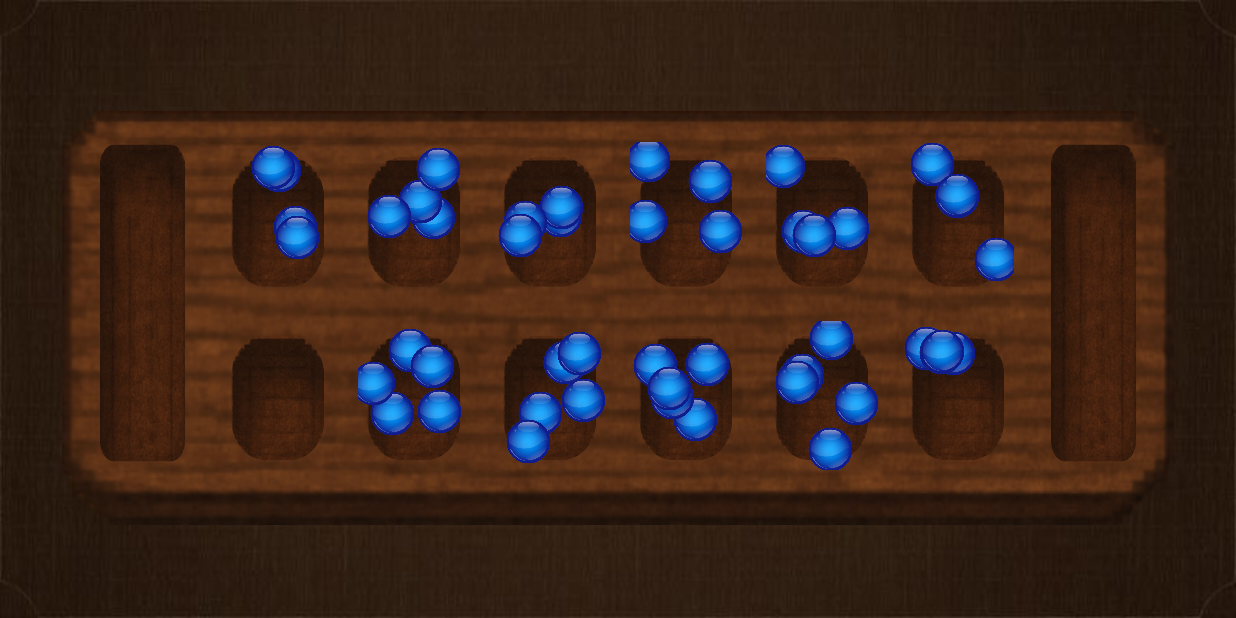
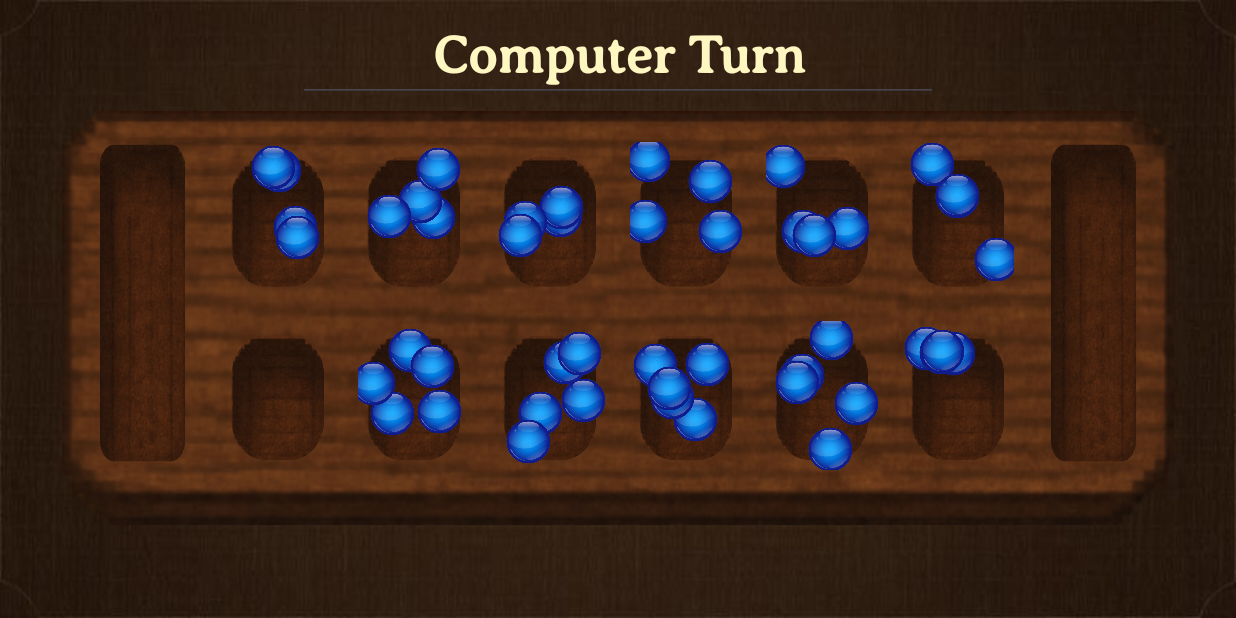
Before and after one commit to Juliatduffy/Mancala-App, an Android app: the GameFragment screen opened through its navigation route, after a tap on "pit0", on a phone screen of 824 x 412 dp (held sideways). Run offline under Robolectric (Android 15) with nearby library versions, the phone set to English and light mode, and no system bars.

Commit message:
Added a nice text box for game captions (player turn, computer turn, capture etc.) need to add more functionality to it though

```diff
--- a/app/src/main/java/com/example/mancala/GameFragment.kt
+++ b/app/src/main/java/com/example/mancala/GameFragment.kt
@@ -111,6 +111,7 @@ class GameFragment : Fragment() {
                         }
                     }
                     AnimationEvent.ComputerTurn -> {
+                        binding.gameCaptions.setText("Computer Turn")
                         delay(1000)
                         viewModel.move(0)
                     }
--- a/app/src/main/res/layout/fragment_game.xml
+++ b/app/src/main/res/layout/fragment_game.xml
@@ -2,6 +2,7 @@
 <FrameLayout
     xmlns:android="http://schemas.android.com/apk/res/android"
     xmlns:app="http://schemas.android.com/apk/res-auto"
+    xmlns:tools="http://schemas.android.com/tools"
     android:id="@+id/outer_root"
     android:layout_width="match_parent"
     android:layout_height="match_parent">
@@ -722,6 +723,23 @@
         app:layout_constraintBottom_toBottomOf="@id/pit11_bottom">
     </FrameLayout>
 
+    <EditText
+        android:id="@+id/gameCaptions"
+        android:layout_width="wrap_content"
+        android:layout_height="wrap_content"
+        android:ems="10"
+        android:inputType="text"
+        android:textAlignment="center"
+        android:textColor="#fff7c2"
+        android:textSize="35sp"
+        android:textStyle="bold"
+        android:fontFamily="@font/averia_serif_libre"
+        android:text="Player Turn"
+        app:layout_constraintBottom_toTopOf="@+id/guide_top_row"
+        app:layout_constraintEnd_toStartOf="@+id/pit3_right"
+        app:layout_constraintStart_toStartOf="@+id/pit2_left"
+        app:layout_constraintTop_toTopOf="parent" />
+
 </androidx.constraintlayout.widget.ConstraintLayout>
 
     <FrameLayout
```
